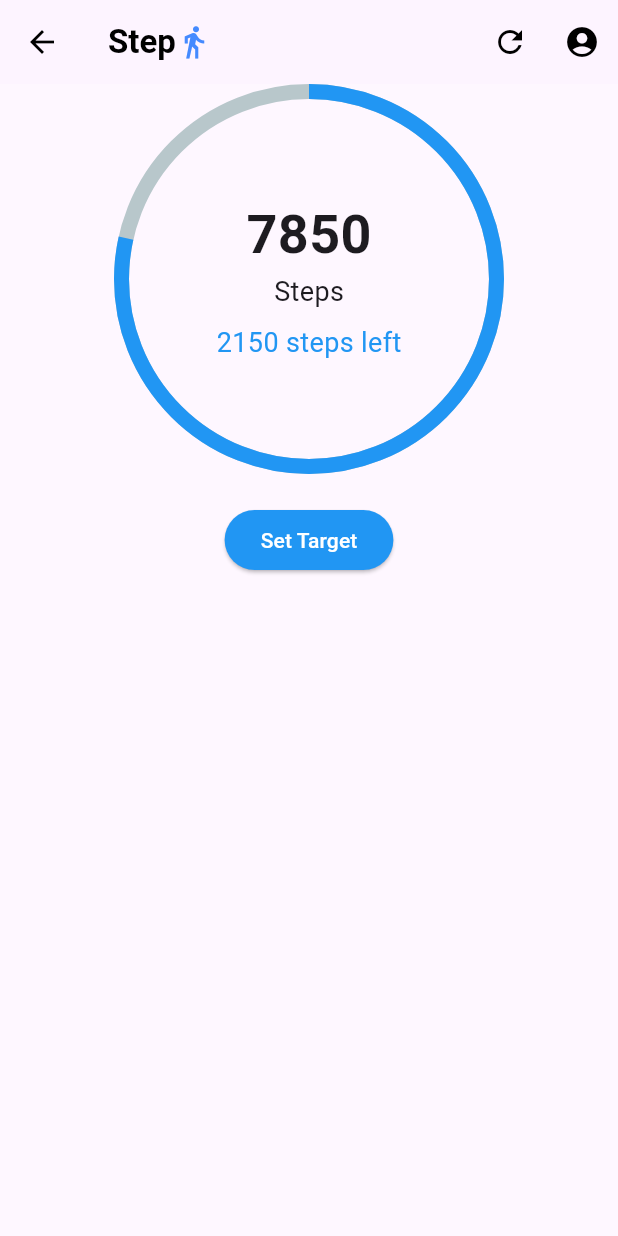
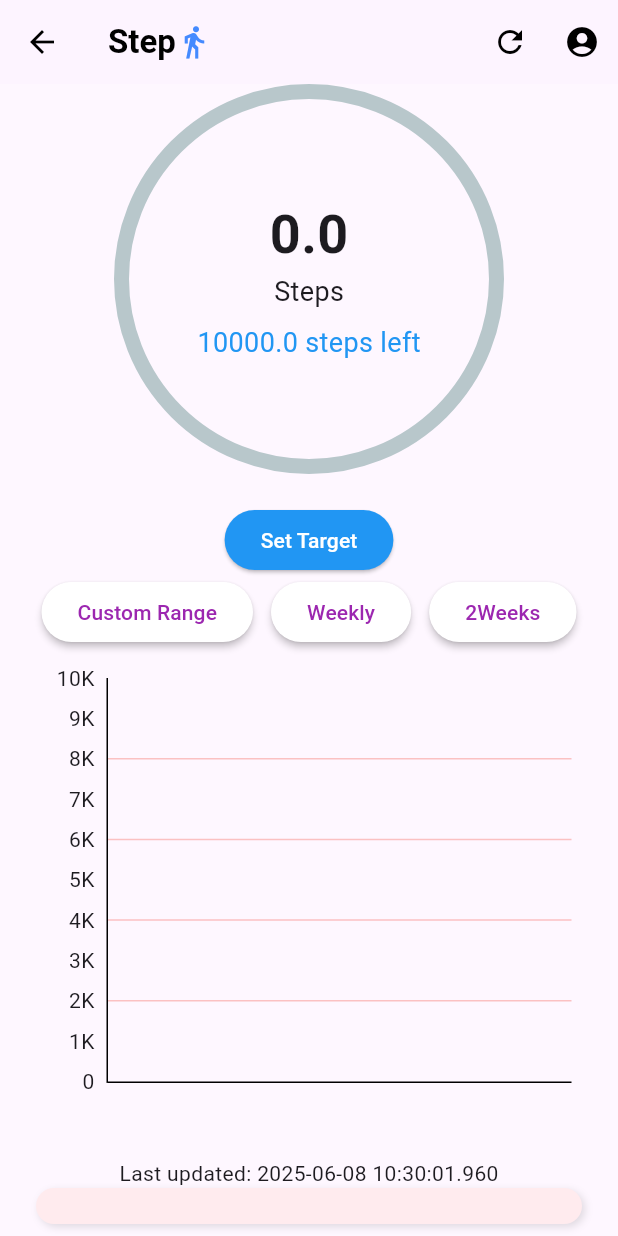
Before and after one commit to SongokuBlue/health, a Flutter app: the StepPage screen opened directly, after a tap on the "refresh" icon, on a phone screen of 412 x 824 dp. Run offline on Flutter 3.47's test engine with Material 3 defaults, Android fonts, the phone set to English and light mode, and no system bars; drawn by our look-alikes of fl_chart, percent_indicator; our stand-ins replace firebase_core, firebase_database, flutter_svg; missing offline and left inert: omni_datetime_picker; accounts and stored records are empty.

Commit message:
finish step page

```diff
--- /dev/null
+++ b/devtools_options.yaml
@@ -0,0 +1,3 @@
+description: This file stores settings for Dart & Flutter DevTools.
+documentation: https://docs.flutter.dev/tools/devtools/extensions#configure-extension-enablement-states
+extensions:
--- a/lib/charts/line.dart
+++ b/lib/charts/line.dart
@@ -81,7 +81,7 @@ class LineChartWidget extends StatelessWidget {
             leftTitles: AxisTitles(
               sideTitles: SideTitles(
                 showTitles: true,
-                interval: 50,
+                interval: 1000,
                 reservedSize: 40,
               ),
             ),
--- a/lib/pages/step.dart
+++ b/lib/pages/step.dart
@@ -1,12 +1,12 @@
 import 'package:flutter/material.dart';
 import 'package:fl_chart/fl_chart.dart';
 
-// import 'package:omni_datetime_picker/omni_datetime_picker.dart';
-// import 'package:health/charts/line.dart';
-// import 'package:health/bar/drawer.dart';
+import 'package:health/services/custom_range_button.dart';
+import 'package:health/charts/line.dart';
+import 'package:health/bar/drawer.dart';
 import 'package:health/services/firebase_data.dart';
 import 'package:percent_indicator/percent_indicator.dart';
-import 'package:health/bar/textfield.dart';
+
 
 final GlobalKey<ScaffoldState> _scaffoldKey = GlobalKey<ScaffoldState>();
 final Target_input =
@@ -20,13 +20,44 @@ class StepPage extends StatefulWidget {
 }
 
 class _StepPage extends State<StepPage> {
-  int currentStep = 7850;
+  DateTime _lastUpdated = DateTime.now(); // Lưu trữ thời gian cập nhật
+  String selectedFilter = ""; // Mặc định
+  List<DateTime> filterdates = [];
+  List<HealthLog> logs = []; // Danh sách lưu trữ logs từ Firebase
+  List<FlSpot> spots = [];
   int targetStep = int.tryParse(Target_input.text) ?? 10000;
   @override
+  void initState() {
+    super.initState();
+    _loadData();
+  }
+
+  // Load dữ liệu từ Firebase
+  void _loadData() async {
+    FirebaseService service = FirebaseService();
+    final data = await service.getDailyStepLogs();
+    print("Fetched data: $data");  // Kiểm tra xem dữ liệu có được lấy không
+    setState(() {
+      logs = data;
+      _updateSpots();
+      filterdates = data.map((log) => log.timestamp).toList();
+    });
+  }
+
+  // Cập nhật spots cho biểu đồ từ dữ liệu logs
+  void _updateSpots() {
+    spots = List.generate(
+      logs.length,
+          (index) => FlSpot(index.toDouble(), logs[index].stepCount.toDouble()),
+    );
+  }
   Widget build(BuildContext context) {
+    double currentStep = logs.isNotEmpty ? logs.last.stepCount.toDouble() : 0.0;
     double percent = currentStep / targetStep;
     final backgroundColor = Color(0xFFFDF4FF); // Màu nền app
     return Scaffold(
+      key: _scaffoldKey,
+      endDrawer: CustomDrawer(),
       appBar: AppBar(
         title: Row(
           mainAxisAlignment: MainAxisAlignment.start, // Căn giữa icon và text
@@ -44,10 +75,10 @@ class _StepPage extends State<StepPage> {
         actions: [
           IconButton(
             onPressed: () {
-              // setState(() {
-              //   _loadData(); // Tải lại dữ liệu từ Firebase khi nhấn refresh
-              //   _lastUpdated = DateTime.now(); // Cập nhật lại thời gian
-              // });
+              setState(() {
+                _loadData(); // Tải lại dữ liệu từ Firebase khi nhấn refresh
+                _lastUpdated = DateTime.now(); // Cập nhật lại thời gian
+              });
             },
             icon: const Icon(Icons.refresh),
           ),
@@ -73,7 +104,7 @@ class _StepPage extends State<StepPage> {
                 mainAxisAlignment: MainAxisAlignment.center,
                 children: [
                   Text(
-                    '$currentStep',
+                    '${logs.isNotEmpty ? logs.last.stepCount.toStringAsFixed(1) : '0.0'}',
                     style: TextStyle(fontSize: 36, fontWeight: FontWeight.bold),
                   ),
                   Text('Steps', style: TextStyle(fontSize: 18)),
@@ -103,6 +134,51 @@ class _StepPage extends State<StepPage> {
                   ),
                 ),
               ],
+            ),
+            // Nút chọn thời gian
+            Row(
+              mainAxisAlignment: MainAxisAlignment.center,
+              children: [
+                CustomRangeButton(
+                  selectedFilter: selectedFilter,
+                  logs: logs,
+                  onFilterChanged: (filter) {
+                    setState(() {
+                      selectedFilter = filter;
+                    });
+                  },
+                  onCustomRangeApplied: (newSpots, newDates) {
+                    setState(() {
+                      spots = newSpots;
+                      filterdates = newDates;
+                    });
+                  },
+                ),
+                _buildFilterButton("Weekly"),
+                _buildFilterButton("2Weeks"),
+              ],
+            ),
+            SizedBox(height: 20),
+            // Biểu đồ trực tiếp không container
+            LineChartWidget(
+                dates: filterdates, spots: spots, chartColor: Colors.red, y_axis: targetStep.toDouble(),yAxisUnit: "steps"),
+            SizedBox(height: 20),
+            Text("Last updated: ${_lastUpdated.toString()}"),
+            Container(
+              margin: EdgeInsets.symmetric(horizontal: 24),
+              padding: EdgeInsets.all(12),
+              decoration: BoxDecoration(
+                color: Colors.red[50],
+                borderRadius: BorderRadius.circular(12),
+                boxShadow: [
+                  BoxShadow(
+                    color: Colors.black12,
+                    blurRadius: 4,
+                    offset: Offset(2, 2),
+                  ),
+                ],
+              ),
+
             ),
           ],
         ),
@@ -172,4 +248,62 @@ class _StepPage extends State<StepPage> {
       },
     );
   }
+  Widget _buildFilterButton(String label) {
+    final isSelected = selectedFilter == label;
+    return Padding(
+      padding: const EdgeInsets.symmetric(horizontal: 6),
+      child: ElevatedButton(
+        onPressed: () {
+          _filterData(label);
+        },
+        child: Text(label),
+        style: ElevatedButton.styleFrom(
+          backgroundColor: isSelected ? Colors.purple : Colors.white,
+          foregroundColor: isSelected ? Colors.white : Colors.purple,
+          shape: StadiumBorder(),
+          elevation: 2,
+        ),
+      ),
+    );
+  }
+
+  void _filterData(String filter) {
+    setState(() {
+      if (selectedFilter == filter) {
+        // Nếu đang chọn filter đó => bấm lại lần nữa sẽ hủy chọn
+        selectedFilter = ""; // hoặc "All"
+        filterdates = logs.map((log) => log.timestamp).toList();
+        _updateSpots(); // cập nhật lại spots từ toàn bộ logs
+      } else {
+        // Áp dụng filter mới
+        selectedFilter = filter;
+        DateTime now = DateTime.now();
+        DateTime startDate;
+
+        switch (filter) {
+          case "Weekly":
+            startDate = now.subtract(Duration(days: 7));
+            break;
+          case "2Hours":
+            startDate = now.subtract(Duration(days: 14));
+            break;
+          default:
+            startDate = DateTime(2000);
+        }
+
+        List<FlSpot> newSpots = [];
+        List<DateTime> newDates = [];
+
+        for (int i = 0; i < logs.length; i++) {
+          if (logs[i].timestamp.isAfter(startDate)) {
+            newSpots.add(FlSpot(newDates.length.toDouble(), logs[i].stepCount.toDouble()));
+            newDates.add(logs[i].timestamp);
+          }
+        }
+
+        spots = newSpots;
+        filterdates = newDates;
+      }
+    });
+  }
 }
--- a/lib/services/firebase_data.dart
+++ b/lib/services/firebase_data.dart
@@ -69,7 +69,6 @@ class FirebaseService {
         (group.map((e) => e.oxygenSaturation).reduce((a, b) => a + b) / group.length)
             .toStringAsFixed(1),
       );
-      int avgStep = (group.map((e) => e.stepCount).reduce((a, b) => a + b) / group.length).round();
 
       // Dùng timestamp đầu tiên trong nhóm (hoặc parse từ key)
       averagedLogs.add(
@@ -77,7 +76,7 @@ class FirebaseService {
           emergency: group.any((e) => e.emergency),
           heartRate: avgHeart,
           oxygenSaturation: avgOxy,
-          stepCount: avgStep,
+          stepCount: 0,
           timestamp: group.first.timestamp,
         ),
       );
@@ -87,4 +86,37 @@ class FirebaseService {
     averagedLogs.sort((a, b) => a.timestamp.compareTo(b.timestamp));
     return averagedLogs;
   }
+  Future<List<HealthLog>> getDailyStepLogs() async {
+    final logs = await fetchHealthLogs();
+
+    // Gom theo ngày dùng DateTime làm key thay vì string
+    Map<DateTime, List<HealthLog>> grouped = {};
+
+    for (var log in logs) {
+      final dateKey = DateTime(log.timestamp.year, log.timestamp.month, log.timestamp.day);
+      grouped.putIfAbsent(dateKey, () => []);
+      grouped[dateKey]!.add(log);
+    }
+
+    // Tổng hợp step per day
+    List<HealthLog> dailyLogs = [];
+
+    grouped.forEach((date, group) {
+      int totalStep = group.map((e) => e.stepCount).reduce((a, b) => a > b ? a : b);
+
+      dailyLogs.add(
+        HealthLog(
+          emergency: group.any((e) => e.emergency),
+          heartRate: 0,
+          oxygenSaturation: 0,
+          stepCount: totalStep,
+          timestamp: date,
+        ),
+      );
+    });
+
+    dailyLogs.sort((a, b) => a.timestamp.compareTo(b.timestamp));
+    return dailyLogs;
+  }
+
 }
```
